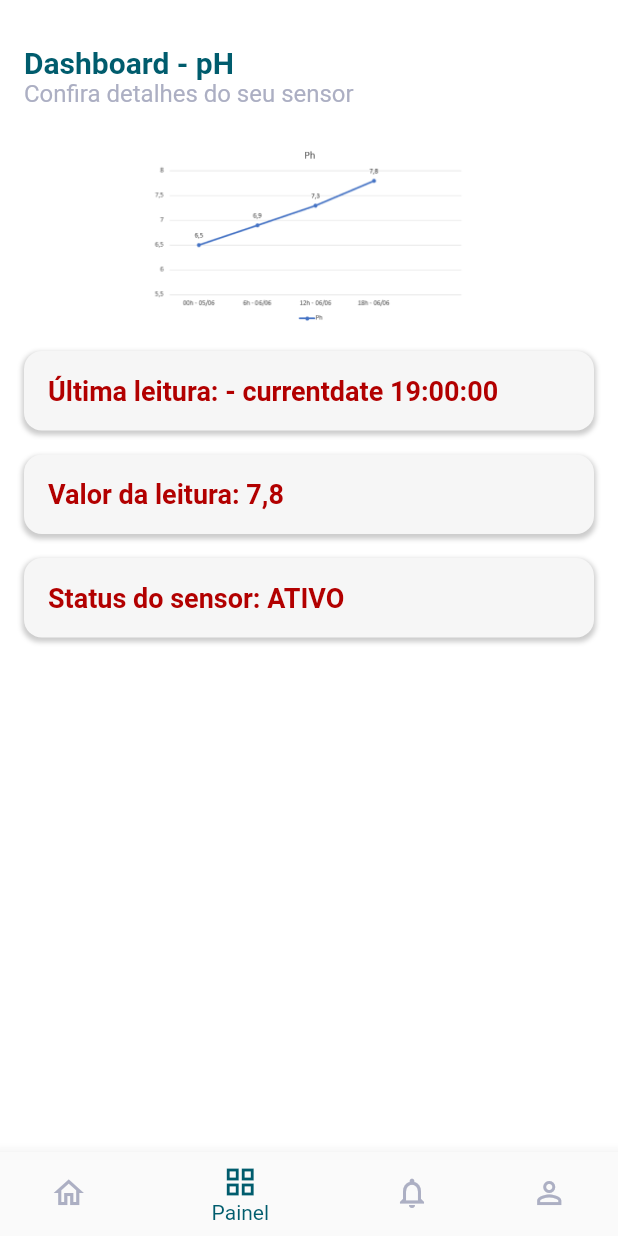
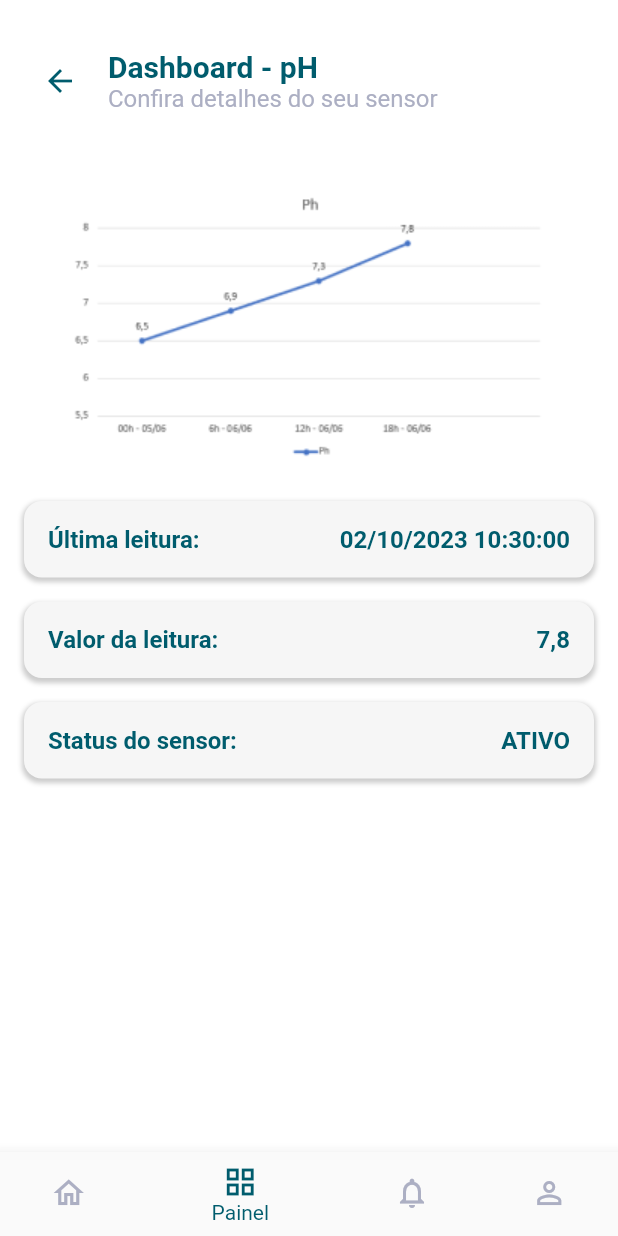
Before and after one commit to CaHaubt/AquaFatec, a Flutter app: the HomeScreen screen opened by its route, after a tap on "pH", on a phone screen of 412 x 824 dp. Run offline on Flutter 3.47's test engine with Material 2 defaults, Android fonts, the phone set to English and light mode, and no system bars; our stand-ins replace shared_preferences; accounts and stored records are empty.

Commit message:
Criado tela do módulo alimentador + alteração de informações, além de ajustes visuais

```diff
--- a/lib/main.dart
+++ b/lib/main.dart
@@ -33,6 +33,7 @@ class AquaFatecApp extends StatelessWidget {
         '/notifications': (context) => NotificationsScreen(),
         '/about': (context) => AboutScreen(),
         '/module': (context) => ModuleScreen(moduleName: 'ph'), // Substitua 'ph' pelo nome do módulo desejado
+        //'/alimentador_edit': (context) => AlimentadorEditScreen(),
       },
     );
   }
--- a/lib/screens/home.dart
+++ b/lib/screens/home.dart
@@ -1,7 +1,7 @@
 import 'package:flutter/material.dart';
 import '/widgets/navibar.dart';
 import '/widgets/colors.dart';
-import '/screens/module.dart'; // Importe a tela do módulo
+import '/screens/module.dart';
 
 class HomeScreen extends StatefulWidget {
   @override
@@ -47,7 +47,26 @@ class _HomeScreenState extends State<HomeScreen> {
                     imageAsset: 'assets/ph.png',
                     buttonText: 'pH',
                   ),
-                  // Outros botões de módulo aqui...
+                  _buildMenuItem(
+                    imageAsset: 'assets/alimentador.png',
+                    buttonText: 'Alimentador',
+                  ),
+                  _buildMenuItem(
+                    imageAsset: 'assets/nivelAgua.png',
+                    buttonText: 'Nivel d água',
+                  ),
+                  _buildMenuItem(
+                    imageAsset: 'assets/oxigenio.png',
+                    buttonText: 'Oxigênio',
+                  ),
+                  _buildMenuItem(
+                    imageAsset: 'assets/turbidez.png',
+                    buttonText: 'Turbidez',
+                  ),
+                  _buildMenuItem(
+                    imageAsset: 'assets/temperatura.png',
+                    buttonText: 'Temperatura',
+                  ),
                 ],
               ),
             ),
@@ -63,7 +82,7 @@ class _HomeScreenState extends State<HomeScreen> {
           if (menu == 0) {
             Navigator.pushNamed(context, '/home');
           } else if (menu == 1) {
-            Navigator.pushNamed(context, '/login');
+            Navigator.pushNamed(context, '/module');
           } else if (menu == 2) {
             Navigator.pushNamed(context, '/notifications');
           } else if (menu == 3) {
--- a/lib/screens/module.dart
+++ b/lib/screens/module.dart
@@ -2,42 +2,99 @@ import 'package:flutter/material.dart';
 import '/widgets/navibar.dart';
 import '/widgets/appbar.dart';
 import '/widgets/colors.dart';
+import 'package:intl/intl.dart';
+import 'settings/alimentador_edit.dart';
 
-class ModuleScreen extends StatelessWidget {
+class ModuleScreen extends StatefulWidget {
   final String moduleName;
+  final String quantidadeDePeixes;
+  final String quantidadePorPeixe;
 
-  ModuleScreen({required this.moduleName});
+  ModuleScreen({
+    required this.moduleName,
+    this.quantidadeDePeixes = '6',
+    this.quantidadePorPeixe = '20',
+  });
+
+  @override
+  _ModuleScreenState createState() => _ModuleScreenState();
+}
+
+class _ModuleScreenState extends State<ModuleScreen> {
+  String formattedDate = '';
+
+  TextEditingController quantidadeController = TextEditingController();
+  TextEditingController quantidadePorPeixeController = TextEditingController();
+
+  @override
+  void initState() {
+    super.initState();
+    quantidadeController.text = widget.quantidadeDePeixes;
+    quantidadePorPeixeController.text = widget.quantidadePorPeixe;
+  }
 
   @override
   Widget build(BuildContext context) {
+    String formattedDate = '';
+
+    if (widget.moduleName == 'pH') {
+      final currentDate = DateTime.now();
+      formattedDate = DateFormat('dd/MM/yyyy HH:mm:ss').format(currentDate);
+    }
+
+    String lastFeedingDate = '';
+
+    if (widget.moduleName == 'Alimentador') {
+      final currentDate = DateTime.now();
+      lastFeedingDate = DateFormat('dd/MM/yyyy HH:mm:ss').format(currentDate);
+    }
+
     return Scaffold(
       backgroundColor: MyColors.color4,
       appBar: CustomAppBar(
-        title: 'Dashboard - pH',
+        title: 'Dashboard - ${widget.moduleName}',
         subtitle: 'Confira detalhes do seu sensor',
-      ),
+        showBackButton: true, // Exibe o botão de voltar apenas nesta tela
+        onBackButtonPressed: () {
+          Navigator.pushNamed(context, '/home');
+        }, // Adicione esta linha
+      ), // Corrija o fechamento do parêntese
       body: Padding(
         padding: const EdgeInsets.all(16.0),
         child: Column(
           crossAxisAlignment: CrossAxisAlignment.stretch,
           children: [
+            if (widget.moduleName == 'pH') ...{
               Image.asset(
                 'assets/grafico.png',
-              width: 120,
-              height: 120,
+                width: double.infinity,
+                height: 200,
                 alignment: Alignment.center,
               ),
               const SizedBox(height: 10),
-            _buildInfoBox('Última leitura: - currentdate 19:00:00'),
-            _buildInfoBox('Valor da leitura: 7,8'),
-            _buildInfoBox('Status do sensor: ATIVO'),
+              _buildInfoBox('Última leitura:', formattedDate, fontSize: 16),
+              _buildInfoBox('Valor da leitura:', '7,8', fontSize: 16),
+              _buildInfoBox('Status do sensor:', 'ATIVO', fontSize: 16),
+            } else if (widget.moduleName == 'Alimentador') ...
+            {Image.asset(
+              'assets/grafico.png',
+              width: double.infinity,
+              height: 200,
+              alignment: Alignment.center,
+              ),
+              const SizedBox(height: 10),
+              _buildInfoBox('Quantidade de peixes:', widget.quantidadeDePeixes, fontSize: 16),
+              _buildInfoBox('Quantidade (em gramas) por peixe:', widget.quantidadePorPeixe, fontSize: 16),
+              _buildInfoBox('Último arraçoamento:', lastFeedingDate, fontSize: 16),
+              _buildInfoBox('Status do alimentador:', 'ATIVO', fontSize: 16),
+              const SizedBox(height: 16),
+            },
           ],
         ),
       ),
       bottomNavigationBar: BottomNavBar(
         currentIndex: 1,
         onTap: (menu) {
-          // Implemente a navegação de acordo com as suas rotas
           if (menu == 0) {
             Navigator.pushNamed(context, '/home');
           } else if (menu == 1) {
@@ -49,10 +106,29 @@ class ModuleScreen extends StatelessWidget {
           }
         },
       ),
+      floatingActionButton: widget.moduleName == 'Alimentador'
+          ? FloatingActionButton(
+        onPressed: () {
+          Navigator.of(context).push(
+            MaterialPageRoute(
+              builder: (context) => AlimentadorEditScreen(
+                quantidadeDePeixesAtual: widget.quantidadeDePeixes,
+                quantidadePorPeixeAtual: widget.quantidadePorPeixe,
+              ),
+            ),
+          );
+        },
+        backgroundColor: MyColors.containerButton,
+        child: Icon(
+          Icons.edit,
+          color: MyColors.color3,
+        ),
+      )
+          : null,
     );
   }
 
-  Widget _buildInfoBox(String text) {
+  Widget _buildInfoBox(String label, String value, {double fontSize = 16}) {
     return Container(
       margin: const EdgeInsets.symmetric(vertical: 8.0),
       padding: const EdgeInsets.all(16),
@@ -68,13 +144,26 @@ class ModuleScreen extends StatelessWidget {
           ),
         ],
       ),
-      child: Text(
-        text,
+      child: Row(
+        mainAxisAlignment: MainAxisAlignment.spaceBetween,
+        children: [
+          Text(
+            label,
             style: TextStyle(
-          fontSize: 18,
+              fontSize: fontSize,
               fontWeight: FontWeight.bold,
-          color: MyColors.color2,
+              color: MyColors.color3,
             ),
+          ),
+          Text(
+            value,
+            style: TextStyle(
+              fontSize: fontSize,
+              fontWeight: FontWeight.bold,
+              color: MyColors.color3,
+            ),
+          ),
+        ],
       ),
     );
   }
--- a/lib/screens/profile.dart
+++ b/lib/screens/profile.dart
@@ -147,7 +147,7 @@ class _ProfileScreenState extends State<ProfileScreen> {
           if (menu == 0) {
             Navigator.pushNamed(context, '/menu');
           } else if (menu == 1) {
-            Navigator.pushNamed(context, '/modulo');
+            Navigator.pushNamed(context, '/module');
           } else if (menu == 2) {
             Navigator.pushNamed(context, '/notifications');
           }
@@ -212,7 +212,7 @@ class _ProfileScreenState extends State<ProfileScreen> {
               borderRadius: BorderRadius.circular(5),
               color: MyColors.dialogBackground,
             ),
-            padding: const EdgeInsets.all(16),
+            padding: const EdgeInsets.all(20),
             child: Column(
               mainAxisSize: MainAxisSize.min,
               children: [
--- a/lib/widgets/appbar.dart
+++ b/lib/widgets/appbar.dart
@@ -4,11 +4,18 @@ import '/widgets/colors.dart';
 class CustomAppBar extends StatelessWidget implements PreferredSizeWidget {
   final String title;
   final String? subtitle;
+  final bool showBackButton;
+  final VoidCallback? onBackButtonPressed; // Adicione esta propriedade
 
-  CustomAppBar({required this.title, this.subtitle});
+  CustomAppBar({
+    required this.title,
+    this.subtitle,
+    this.showBackButton = false,
+    this.onBackButtonPressed, // Adicione o parâmetro aqui
+  });
 
   @override
-  Size get preferredSize => const Size.fromHeight(80.0);
+  Size get preferredSize => const Size.fromHeight(100.0);
 
   @override
   Widget build(BuildContext context) {
@@ -20,6 +27,20 @@ class CustomAppBar extends StatelessWidget implements PreferredSizeWidget {
         color: MyColors.color4,
         child: ClipRect( // Aplicar um ClipRect ao redor do conteúdo
           child: Column(
+            crossAxisAlignment: CrossAxisAlignment.start,
+            children: [
+              if (showBackButton) // Adicione o botão de voltar apenas se showBackButton for true
+                Row(
+                  children: [
+                    IconButton(
+                      icon: Icon(
+                        Icons.arrow_back,
+                        color: MyColors.color3,
+                      ),
+                      onPressed: onBackButtonPressed ?? () {}, // Chame a função quando o botão de voltar for pressionado, ou use uma função vazia se onBackButtonPressed for nulo
+                    ),
+                    SizedBox(width: 8), // Espaçamento entre o botão de voltar e o título
+                    Column(
                       crossAxisAlignment: CrossAxisAlignment.start,
                       children: [
                         Text(
@@ -40,6 +61,32 @@ class CustomAppBar extends StatelessWidget implements PreferredSizeWidget {
                           ),
                       ],
                     ),
+                  ],
+                ),
+              if (!showBackButton) // Se o botão de voltar não estiver visível, exiba apenas o título e o subtítulo
+                Column(
+                  crossAxisAlignment: CrossAxisAlignment.start,
+                  children: [
+                    Text(
+                      title,
+                      style: TextStyle(
+                        fontSize: 20,
+                        fontWeight: FontWeight.bold,
+                        color: MyColors.color3,
+                      ),
+                    ),
+                    if (subtitle != null)
+                      Text(
+                        subtitle!,
+                        style: TextStyle(
+                          fontSize: 16,
+                          color: MyColors.color1,
+                        ),
+                      ),
+                  ],
+                ),
+            ],
+          ),
         ),
       ),
     );
--- a/lib/widgets/navibar.dart
+++ b/lib/widgets/navibar.dart
@@ -21,7 +21,7 @@ class BottomNavBar extends StatelessWidget {
           Navigator.pushNamed(context, '/home');
         } else if (menu == 1) {
           // Se o índice for 1 (modulo), navegue para a tela de modulo
-          Navigator.pushNamed(context, '/modulo');
+          Navigator.pushNamed(context, '/module');
         } else if (menu == 2) {
           // Se o índice for 2 (notificacao), navegue para a tela de notificacao
           Navigator.pushNamed(context, '/notifications');
--- a/pubspec.yaml
+++ b/pubspec.yaml
@@ -28,8 +28,10 @@ environment:
 # the latest version available on pub.dev. To see which dependencies have newer
 # versions available, run `flutter pub outdated`.
 dependencies:
+  shared_preferences: ^2.0.12
   flutter:
     sdk: flutter
+  intl: ^0.17.0
 
 
   # The following adds the Cupertino Icons font to your application.
```
Also changed, not shown: lib/screens/settings/alimentador_edit.dart (added, +249 -0 lines), pubspec.lock, 1 other file. Lines whose indentation alone changed are shown as unchanged.
